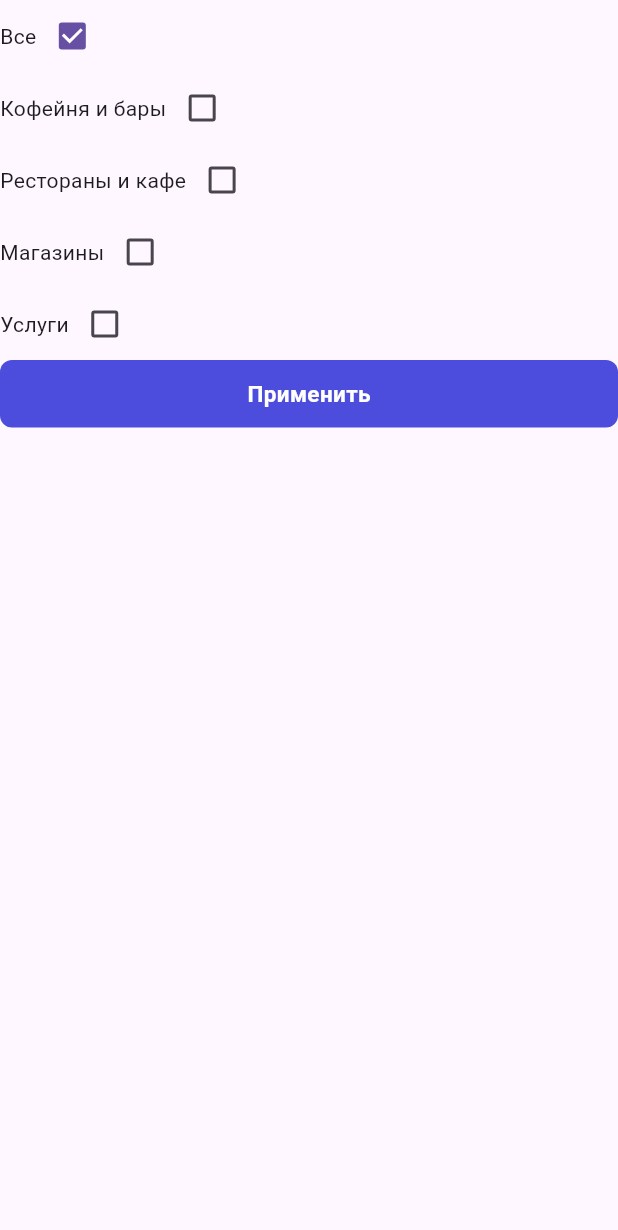
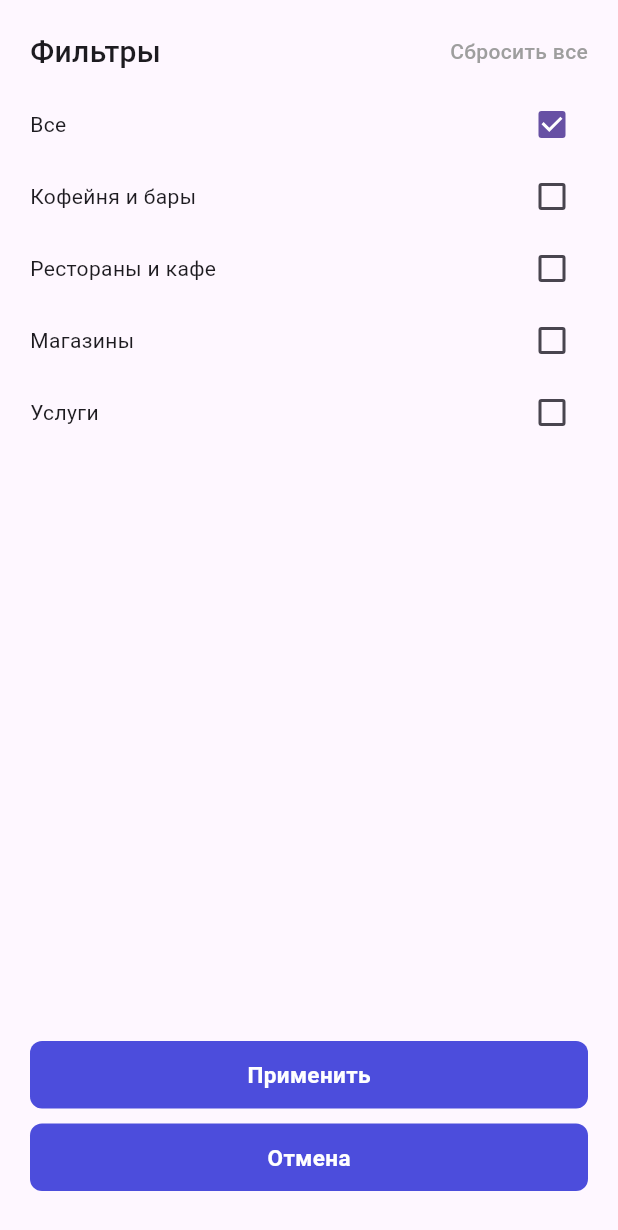
Before and after one commit to fluttberry/ibonus_app, a Flutter app: the FilterBottomSheet widget shown alone on an empty page, opened directly, on a phone screen of 412 x 824 dp. Shown: the top 1230 px of the screen. Run offline on Flutter 3.47's test engine with Material 3 defaults, Android fonts, the phone set to English and light mode, and no system bars; our stand-ins replace flutter_bloc, pinput, shared_preferences; accounts and stored records are empty; network calls fail.

Commit message:
bottomsheet is done

```diff
--- a/lib/ui/widget/filter_bottom_sheet.dart
+++ b/lib/ui/widget/filter_bottom_sheet.dart
@@ -23,9 +23,30 @@ class _FilterBottomSheetState extends State<FilterBottomSheet> {
   @override
   Widget build(BuildContext context) {
     return Container(
+      child: Padding(
+        padding: const EdgeInsets.all(20),
         child: Column(
           children: [
             Row(
+              mainAxisAlignment: MainAxisAlignment.spaceBetween,
+              children: [
+                Text(
+                  'Фильтры',
+                  style: TextStyle(fontSize: 20, fontWeight: FontWeight.w500),
+                ),
+                Text(
+                  'Сбросить все',
+                  style: TextStyle(
+                    fontSize: 14,
+                    fontWeight: FontWeight.w500,
+                    color: Colors.grey,
+                  ),
+                ),
+              ],
+            ),
+            SizedBox(height: 10),
+            Row(
+              mainAxisAlignment: MainAxisAlignment.spaceBetween,
               children: [
                 Text('Все'),
                 Checkbox(
@@ -39,6 +60,7 @@ class _FilterBottomSheetState extends State<FilterBottomSheet> {
               ],
             ),
             Row(
+              mainAxisAlignment: MainAxisAlignment.spaceBetween,
               children: [
                 Text('Кофейня и бары'),
                 Checkbox(
@@ -52,6 +74,7 @@ class _FilterBottomSheetState extends State<FilterBottomSheet> {
               ],
             ),
             Row(
+              mainAxisAlignment: MainAxisAlignment.spaceBetween,
               children: [
                 Text('Рестораны и кафе'),
                 Checkbox(
@@ -65,6 +88,7 @@ class _FilterBottomSheetState extends State<FilterBottomSheet> {
               ],
             ),
             Row(
+              mainAxisAlignment: MainAxisAlignment.spaceBetween,
               children: [
                 Text('Магазины'),
                 Checkbox(
@@ -78,6 +102,7 @@ class _FilterBottomSheetState extends State<FilterBottomSheet> {
               ],
             ),
             Row(
+              mainAxisAlignment: MainAxisAlignment.spaceBetween,
               children: [
                 Text('Услуги'),
                 Checkbox(
@@ -90,24 +115,35 @@ class _FilterBottomSheetState extends State<FilterBottomSheet> {
                 ),
               ],
             ),
-          MButton(onTap: (){
-            List <String> type = [];
-            if (cafe){
+            Spacer(),
+            MButton(
+              onTap: () {
+                List<String> type = [];
+                if (cafe) {
                   type.add('CAFE');
                 }
-            if (restaraunt){
+                if (restaraunt) {
                   type.add('RESTAURANT');
                 }
-            if (store){
+                if (store) {
                   type.add('STORE');
                 }
-            if (all){
+                if (all) {
                   type.clear();
                 }
                 context.read<StoreBloc>().add(StoreGetEvent(type: type));
                 MRoute.pop(context);
-          }, text: 'Применить')
+              },
+              text: 'Применить',
+            ),
+            SizedBox(height: 10),
+            MButton(onTap: (){
+              MRoute.pop(context);
+            }, text: 'Отмена'),
+
+            SizedBox(height: 10),
           ],
+        ),
       ),
     );
   }
```
Also changed, not shown: lib/ui/pages/home/store_page.dart (+17 -7 lines). Lines whose indentation alone changed are shown as unchanged.
